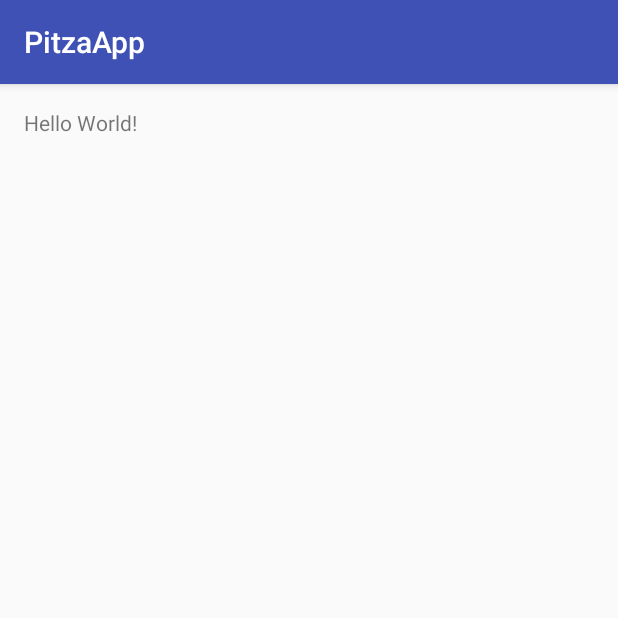
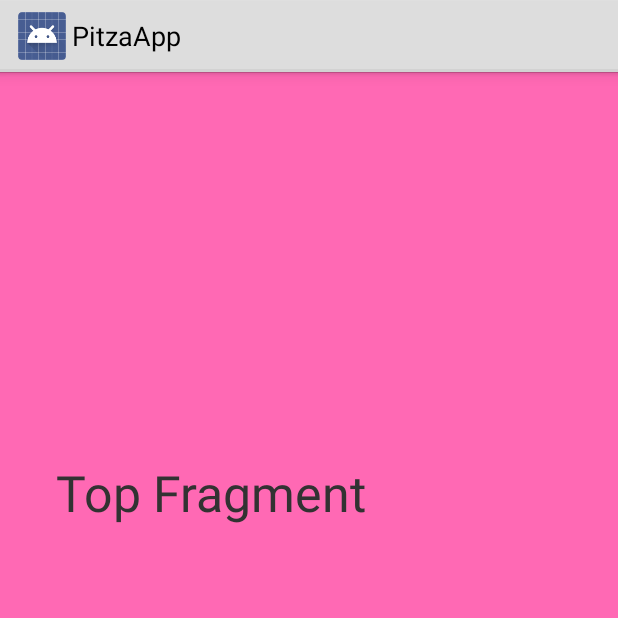
Before and after one commit to Narbhakshi/PitzaApp, an Android app: the screen it shows after launch (MainActivity), on a phone screen of 412 x 824 dp, the top half of it. Run offline under Robolectric (Android 15) with nearby library versions, the phone set to English and light mode, and no system bars.

Commit message:
working app. but this is without the opening closing button for the drawer layout

```diff
--- a/app/build.gradle
+++ b/app/build.gradle
@@ -20,7 +20,7 @@ android {
 }
 
 dependencies {
-    compile fileTree(dir: 'libs', include: ['*.jar'])
+    compile fileTree(include: ['*.jar'], dir: 'libs')
     testCompile 'junit:junit:4.12'
-    compile 'com.android.support:appcompat-v7:23.1.1'
+    compile 'com.android.support:support-v4:23.1.1'
 }
--- a/app/src/main/java/adil/shahrukh/pitzaapp/MainActivity.java
+++ b/app/src/main/java/adil/shahrukh/pitzaapp/MainActivity.java
@@ -1,13 +1,87 @@
 package adil.shahrukh.pitzaapp;
 
-import android.support.v7.app.AppCompatActivity;
+import android.app.Activity;
+import android.app.Fragment;
+import android.app.FragmentTransaction;
 import android.os.Bundle;
+import android.support.v4.widget.DrawerLayout;
+import android.view.View;
+import android.widget.AdapterView;
+import android.widget.ArrayAdapter;
+import android.widget.ListView;
 
-public class MainActivity extends AppCompatActivity {
+public class MainActivity extends Activity {
+
+    private String[] titles;
+    private ListView drawerList;
+
+    private class DrawerItemClickListener implements ListView.OnItemClickListener {
+        @Override
+        public void onItemClick(AdapterView<?> parent, View view, int position, long id) {
+            //Code to run when an item in the navigation drawer gets clicked
+            selectItem(position);
+        }
+    }
 
     @Override
     protected void onCreate(Bundle savedInstanceState) {
         super.onCreate(savedInstanceState);
         setContentView(R.layout.activity_main);
+
+        titles= getResources().getStringArray(R.array.titles);
+        drawerList = (ListView)findViewById(R.id.drawer);
+
+        ArrayAdapter<String> adapter = new ArrayAdapter<>(this,android.R.layout.simple_list_item_1, titles);
+        drawerList.setAdapter(adapter);
+        drawerList.setOnItemClickListener(new DrawerItemClickListener());
+
+        if (savedInstanceState == null) {
+            selectItem(0);
+        }
+
     }
+
+    private void selectItem (int position){
+        Fragment fragment;
+        switch (position){
+            case 1:
+                fragment = new PizzaFragment();
+                break;
+            case 2:
+                fragment = new PastaFragment();
+                break;
+            case 3:
+                fragment = new StoresFragment();
+                break;
+            default:
+                fragment = new TopFragment();
+        }
+
+        FragmentTransaction ft = getFragmentManager().beginTransaction();
+        ft.replace(R.id.content_frame, fragment);
+        ft.addToBackStack(null);
+        ft.setTransition(FragmentTransaction.TRANSIT_FRAGMENT_FADE);
+        ft.commit();
+        setActionBarTitle(position);
+        closeDrawer();
+    }
+
+    private void closeDrawer() {
+        DrawerLayout dl = (DrawerLayout)findViewById(R.id.drawer_layout);
+        dl.closeDrawer(drawerList);
+    }
+
+    private void setActionBarTitle(int position) {
+        String title;
+        if(position == 0){
+            title = getResources().getString(R.string.app_name);
+        }
+        else{
+            title = titles[position];
+        }
+
+        getActionBar().setTitle(title);
+    }
+
+
 }
--- a/app/src/main/java/adil/shahrukh/pitzaapp/TopFragment.java
+++ b/app/src/main/java/adil/shahrukh/pitzaapp/TopFragment.java
@@ -1,37 +1,24 @@
 package adil.shahrukh.pitzaapp;
 
 
-import android.app.ListFragment;
+import android.app.Fragment;
 import android.os.Bundle;
-import android.app.Fragment;
 import android.view.LayoutInflater;
 import android.view.View;
 import android.view.ViewGroup;
-import android.widget.ArrayAdapter;
 
 
 /**
  * A simple {@link Fragment} subclass.
  */
-public class TopFragment extends ListFragment {
+public class TopFragment extends Fragment {
 
     public TopFragment() {
         // Required empty public constructor
     }
-
-
     @Override
     public View onCreateView(LayoutInflater inflater, ViewGroup container,
                              Bundle savedInstanceState) {
-        // Inflate the layout for this fragment
-
-        ArrayAdapter<String> adapter = new ArrayAdapter<String>(inflater.getContext(),android.R.layout.simple_list_item_1,
-                                    getResources().getStringArray(R.array.pitzaNameArray));
-
-        setListAdapter(adapter);
-
-
-
         return inflater.inflate(R.layout.fragment_top, container, false);
     }
 
--- a/app/src/main/res/layout/activity_main.xml
+++ b/app/src/main/res/layout/activity_main.xml
@@ -1,11 +1,19 @@
 <?xml version="1.0" encoding="utf-8"?>
-<RelativeLayout xmlns:android="http://schemas.android.com/apk/res/android"
-    xmlns:tools="http://schemas.android.com/tools" android:layout_width="match_parent"
-    android:layout_height="match_parent" android:paddingLeft="@dimen/activity_horizontal_margin"
-    android:paddingRight="@dimen/activity_horizontal_margin"
-    android:paddingTop="@dimen/activity_vertical_margin"
-    android:paddingBottom="@dimen/activity_vertical_margin" tools:context=".MainActivity">
-
-    <TextView android:text="Hello World!" android:layout_width="wrap_content"
-        android:layout_height="wrap_content" />
-</RelativeLayout>
+<android.support.v4.widget.DrawerLayout
+xmlns:android="http://schemas.android.com/apk/res/android"
+android:id="@+id/drawer_layout"
+android:layout_width="match_parent"
+android:layout_height="match_parent">
+<FrameLayout
+    android:id="@+id/content_frame"
+    android:layout_width="match_parent"
+    android:layout_height="match_parent" />
+<ListView android:id="@+id/drawer"
+    android:layout_width="240dp"
+    android:layout_height="match_parent"
+    android:layout_gravity="start"
+    android:choiceMode="singleChoice"
+    android:divider="@android:color/transparent"
+    android:dividerHeight="0dp"
+    android:background="#ffffff"/>
+</android.support.v4.widget.DrawerLayout>
--- a/app/src/main/res/layout/fragment_top.xml
+++ b/app/src/main/res/layout/fragment_top.xml
@@ -2,14 +2,18 @@
     xmlns:tools="http://schemas.android.com/tools"
     android:layout_width="match_parent"
     android:layout_height="match_parent"
-    tools:context="adil.shahrukh.pitzaapp.TopFragment">
+    tools:context="adil.shahrukh.pitzaapp.TopFragment"
+    android:background="#ff69b4">
 
 
     <TextView
         android:layout_width="match_parent"
         android:layout_height="match_parent"
         android:text="@string/title_top"
+        android:textSize="33sp"
         android:layout_alignParentTop="true"
-        android:layout_alignParentStart="true" />
+        android:layout_alignParentStart="true"
+        android:layout_marginStart="37dp"
+        android:layout_marginTop="258dp" />
 
 </RelativeLayout>
--- a/app/src/main/res/values/styles.xml
+++ b/app/src/main/res/values/styles.xml
@@ -1,11 +1,9 @@
 <resources>
 
     <!-- Base application theme. -->
-    <style name="AppTheme" parent="Theme.AppCompat.Light.DarkActionBar">
+    <style name="AppTheme" parent="android:Theme.Holo.Light">
         <!-- Customize your theme here. -->
-        <item name="colorPrimary">@color/colorPrimary</item>
-        <item name="colorPrimaryDark">@color/colorPrimaryDark</item>
-        <item name="colorAccent">@color/colorAccent</item>
+
     </style>
 
 </resources>
```
Also changed, not shown: app/src/main/java/adil/shahrukh/pitzaapp/PastaFragment.java (added, +34 -0 lines), app/src/main/java/adil/shahrukh/pitzaapp/PizzaFragment.java (added, +39 -0 lines), app/src/main/java/adil/shahrukh/pitzaapp/StoresFragment.java (added, +39 -0 lines), app/src/main/res/values/strings.xml (+30 -5 lines), 2 other files.
